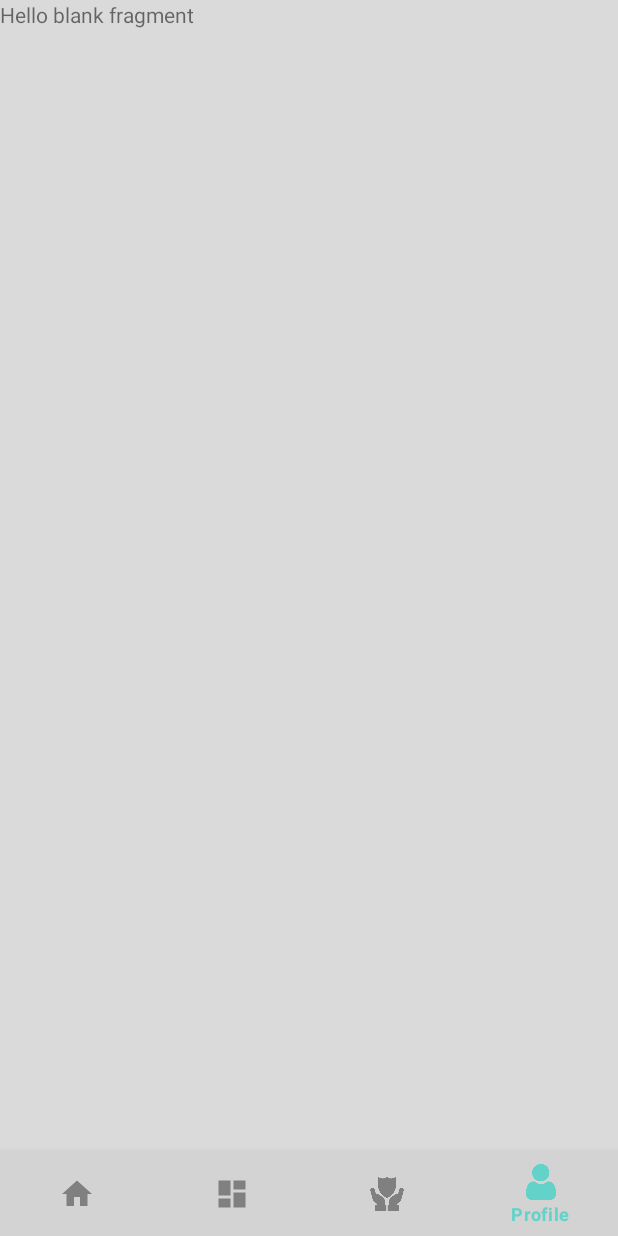
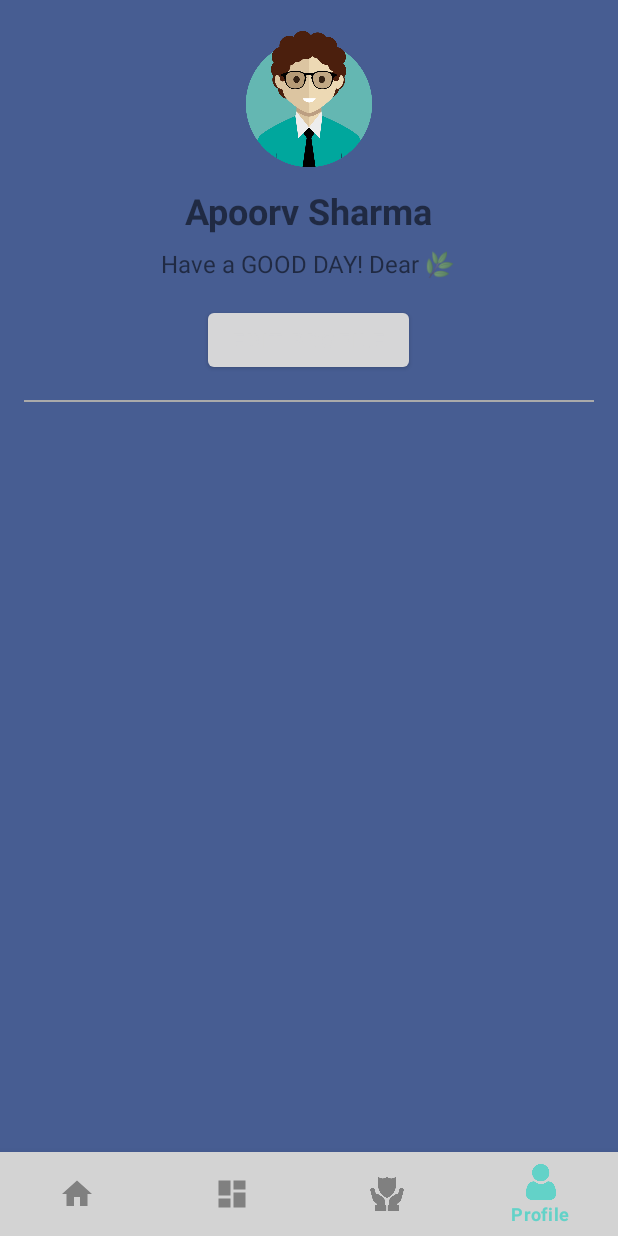
Before and after one commit to apoorvsharmaaa/LocTrac, an Android app: the screen it shows after launch (MainActivity), item 4 of the bottom bar chosen, on a phone screen of 412 x 824 dp. Run offline under Robolectric (Android 15) with nearby library versions, the light colour scheme and no system bars; our stand-ins replace Room's generated code.

Commit message:
Live DataBase and Profile Layout

```diff
--- a/app/build.gradle
+++ b/app/build.gradle
@@ -1,6 +1,7 @@
 plugins {
     id 'com.android.application'
     id 'org.jetbrains.kotlin.android'
+    id 'kotlin-kapt'
     id 'com.google.android.libraries.mapsplatform.secrets-gradle-plugin'
 }
 
@@ -16,6 +17,8 @@ android {
         versionName "1.0"
 
         testInstrumentationRunner "androidx.test.runner.AndroidJUnitRunner"
+
+
     }
 
     buildTypes {
@@ -31,6 +34,9 @@ android {
     kotlinOptions {
         jvmTarget = '1.8'
     }
+    buildFeatures {
+        viewBinding = true
+    }
 }
 
 dependencies {
@@ -39,8 +45,19 @@ dependencies {
     implementation 'androidx.appcompat:appcompat:1.6.1'
     implementation 'com.google.android.material:material:1.9.0'
     implementation 'androidx.constraintlayout:constraintlayout:2.1.4'
+    implementation 'androidx.legacy:legacy-support-v4:1.0.0'
     implementation 'com.google.android.gms:play-services-maps:18.1.0'
-    testImplementation 'junit:junit:4.13.2'
+    testImplementation 'junit:junit:'
     androidTestImplementation 'androidx.test.ext:junit:1.1.5'
     androidTestImplementation 'androidx.test.espresso:espresso-core:3.5.1'
+    implementation("org.jetbrains.kotlinx:kotlinx-coroutines-android:1.6.1")
+
+    // Room components
+    implementation "androidx.room:room-ktx:2.5.2"
+    kapt "androidx.room:room-compiler:2.5.2"
+    androidTestImplementation "androidx.room:room-testing:2.5.2"
+
+
+
+
 }
--- /dev/null
+++ b/app/src/main/java/com/example/loctrac/ContactDao.kt
@@ -0,0 +1,22 @@
+package com.example.loctrac
+
+import androidx.room.Dao
+import androidx.room.Insert
+import androidx.room.OnConflictStrategy
+import androidx.room.Query
+import androidx.lifecycle.LiveData
+
+@Dao
+interface ContactDao {
+
+    @Insert(onConflict = OnConflictStrategy.REPLACE)
+    suspend fun insert(contactModel: ContactModel)
+
+    @Insert(onConflict = OnConflictStrategy.REPLACE)
+    suspend fun insertAll(contactModelList: List<ContactModel>)
+
+    @Query("SELECT * FROM contactmodel")
+    fun getAllContacts(): LiveData<List<ContactModel>>
+
+
+}
--- a/app/src/main/java/com/example/loctrac/ContactModel.kt
+++ b/app/src/main/java/com/example/loctrac/ContactModel.kt
@@ -1,6 +1,11 @@
 package com.example.loctrac
 
+import androidx.room.Entity
+import androidx.room.PrimaryKey
+
+@Entity
 data class ContactModel (
-    val name:String,
-    val number:String
+    val name: String,
+    @PrimaryKey
+    val number: String
 )
--- a/app/src/main/java/com/example/loctrac/HomeFragement.kt
+++ b/app/src/main/java/com/example/loctrac/HomeFragement.kt
@@ -11,12 +11,16 @@ import android.view.View
 import android.view.ViewGroup
 import androidx.recyclerview.widget.LinearLayoutManager
 import androidx.recyclerview.widget.RecyclerView
+import kotlinx.coroutines.CoroutineScope
+import kotlinx.coroutines.Dispatchers
+import kotlinx.coroutines.launch
+import kotlinx.coroutines.withContext
 
 class HomeFragement : Fragment() {
 
-    override fun onCreate(savedInstanceState: Bundle?) {
-        super.onCreate(savedInstanceState)
-    }
+    lateinit var inviteAdapter : InviteAdapter
+
+    private val listContacts: ArrayList<ContactModel> = ArrayList()
 
     override fun onCreateView(
         inflater: LayoutInflater, container: ViewGroup?,
@@ -82,11 +86,24 @@ class HomeFragement : Fragment() {
         recycler.layoutManager = LinearLayoutManager(requireContext())
         recycler.adapter = adapter
 
-        fetchContact()
 
 
+        Log.d("FetchContact89" , "fetchContacts: start karne wale hai")
+        Log.d("FetchContact89", " fetchContacts: Start hogya hai ${listContacts.size}")
+        inviteAdapter = InviteAdapter(listContacts)
+        fetchDatabaseContacts()
 
-        val inviteAdapter = InviteAdapter(fetchContact())
+        Log.d("FetchContact89", "End hogya")
+
+        CoroutineScope(Dispatchers.IO).launch{
+            Log.d("FetchContact89" , "fetchContacts: Coroutine Start")
+
+            insertDatabaseContacts(fetchContacts())
+
+
+            Log.d("FetchContact89" , "fetchContact: Coroutine end ${listContacts.size}")
+        }
+
 
         val inviteRecycler = requireView().findViewById<RecyclerView>(R.id.recycler_invite)
         inviteRecycler.layoutManager = LinearLayoutManager(requireContext(),LinearLayoutManager.HORIZONTAL,false)
@@ -94,8 +111,28 @@ class HomeFragement : Fragment() {
 
     }
 
+    private fun fetchDatabaseContacts() {
+        val database = LocTracDatabase.getDatabase(requireContext())
+
+         database.contactDao().getAllContacts().observe(viewLifecycleOwner){
+
+             listContacts.clear()
+             listContacts.addAll(it)
+
+             inviteAdapter.notifyDataSetChanged()
+         }
+
+    }
+
+    private suspend fun insertDatabaseContacts(listContacts: ArrayList<ContactModel>) {
+        val database = LocTracDatabase.getDatabase(requireContext())
+
+        database.contactDao().insertAll(listContacts)
+    }
+
     @SuppressLint("Range")
-    private fun fetchContact(): ArrayList<ContactModel> {
+    private fun fetchContacts(): ArrayList<ContactModel> {
+        Log.d("FetchContact89", "fetchContacts: start")
         val cr = requireActivity().contentResolver
         val cursor = cr.query(ContactsContract.Contacts.CONTENT_URI, null,null,null,null)
         val listContacts:ArrayList<ContactModel> = ArrayList()
@@ -132,6 +169,7 @@ class HomeFragement : Fragment() {
                 cursor.close()
             }
         }
+        Log.d("FetchContact89", "fetchContacts: end")
         return listContacts
     }
 
--- /dev/null
+++ b/app/src/main/java/com/example/loctrac/LocTracDatabase.kt
@@ -0,0 +1,42 @@
+package com.example.loctrac
+
+import android.content.Context
+import androidx.room.Database
+import androidx.room.Room
+import androidx.room.RoomDatabase
+
+
+@Database(entities = [ContactModel::class], version = 1, exportSchema = false)
+public abstract class LocTracDatabase:RoomDatabase(){
+
+    abstract fun contactDao(): ContactDao
+
+
+
+
+    companion object{
+
+        @Volatile
+        private var INSTANCE:LocTracDatabase ? = null
+
+
+        fun getDatabase(context:Context):LocTracDatabase {
+
+            INSTANCE?.let {
+                return it
+            }
+
+            return synchronized(LocTracDatabase::class.java) {
+
+                val instance = Room.databaseBuilder(
+                    context.applicationContext,
+                    LocTracDatabase::class.java,
+                    "My_family_db"
+                ).build()
+
+                INSTANCE = instance
+                instance
+            }
+        }
+    }
+}
--- a/app/src/main/res/layout/fragment_profile.xml
+++ b/app/src/main/res/layout/fragment_profile.xml
@@ -1,14 +1,56 @@
 <?xml version="1.0" encoding="utf-8"?>
-<FrameLayout xmlns:android="http://schemas.android.com/apk/res/android"
-    xmlns:tools="http://schemas.android.com/tools"
+<LinearLayout xmlns:android="http://schemas.android.com/apk/res/android"
     android:layout_width="match_parent"
-    android:background="#D3D3D3D3"
-    android:layout_height="match_parent">
+    android:layout_height="match_parent"
+    android:orientation="vertical"
+    android:background="@color/material_dynamic_primary40"
+    android:padding="16dp">
 
-    <!-- TODO: Update blank fragment layout -->
+
+    <ImageView
+        android:id="@+id/profile_picture"
+        android:layout_width="100dp"
+        android:layout_height="100dp"
+        android:src="@drawable/user2"
+        android:scaleType="centerCrop"
+        android:layout_gravity="center_horizontal"/>
+
+
     <TextView
+        android:id="@+id/profile_name"
+        android:layout_width="wrap_content"
+        android:layout_height="wrap_content"
+        android:text="Apoorv Sharma"
+        android:textSize="24sp"
+        android:textStyle="bold"
+        android:layout_gravity="center_horizontal"
+        android:layout_marginTop="8dp"/>
+
+
+    <TextView
+        android:id="@+id/profile_bio"
+        android:layout_width="wrap_content"
+        android:layout_height="wrap_content"
+        android:text="Have a GOOD DAY! Dear 🌿"
+        android:textSize="16sp"
+        android:layout_gravity="center_horizontal"
+        android:layout_marginTop="8dp"/>
+
+
+    <Button
+        android:id="@+id/edit_profile_button"
+        android:layout_width="wrap_content"
+        android:layout_height="wrap_content"
+        android:text="Edit Profile"
+        android:layout_gravity="center_horizontal"
+        android:layout_marginTop="16dp"/>
+
+
+    <View
         android:layout_width="match_parent"
-        android:layout_height="match_parent"
-        android:text="@string/hello_blank_fragment" />
+        android:layout_height="1dp"
+        android:background="@android:color/darker_gray"
+        android:layout_marginTop="16dp"/>
 
-</FrameLayout>
+
+</LinearLayout>
```
